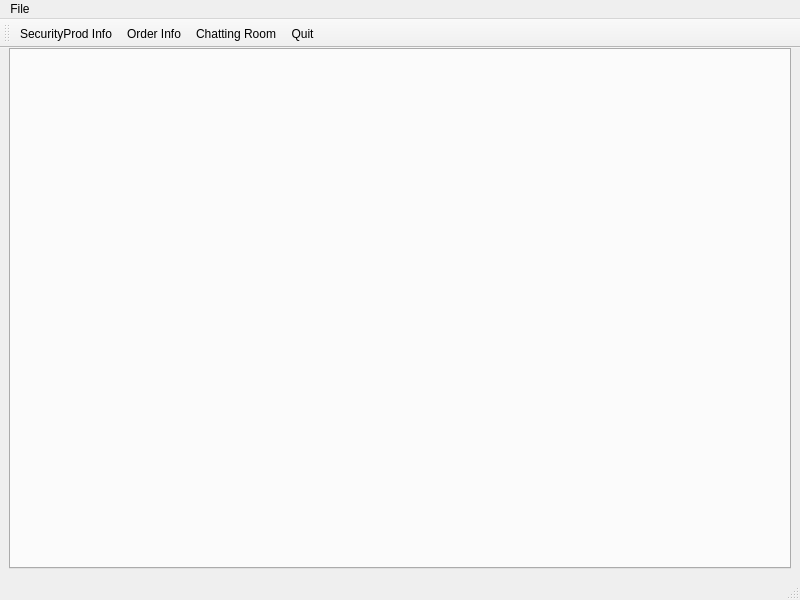
Old version of the form securitySoftProd_Client/mainwindow.ui in the repository Hyun-nine-CH/securitySoftProd.
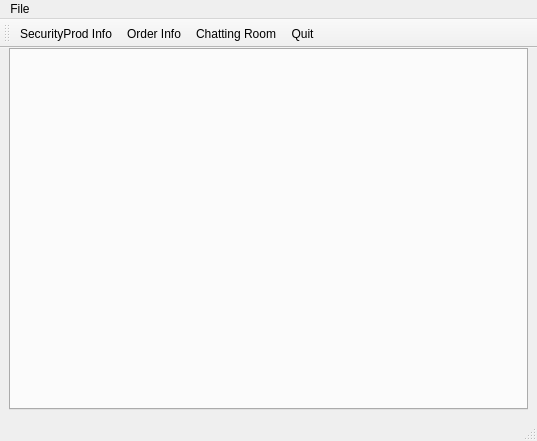
New version of the form. Icons and pictures are not drawn.

What changed in the file:
```diff
--- a/securitySoftProd_Client/mainwindow.ui
+++ b/securitySoftProd_Client/mainwindow.ui
@@ -6,15 +6,15 @@
    <rect>
     <x>0</x>
     <y>0</y>
-    <width>800</width>
-    <height>600</height>
+    <width>537</width>
+    <height>441</height>
    </rect>
   </property>
   <property name="windowTitle">
    <string>MainWindow</string>
   </property>
   <widget class="QWidget" name="centralwidget">
-   <layout class="QHBoxLayout" name="horizontalLayout">
+   <layout class="QVBoxLayout" name="verticalLayout">
     <property name="topMargin">
      <number>0</number>
     </property>
@@ -32,7 +32,7 @@
     <rect>
      <x>0</x>
      <y>0</y>
-     <width>800</width>
+     <width>537</width>
      <height>37</height>
     </rect>
    </property>
```
